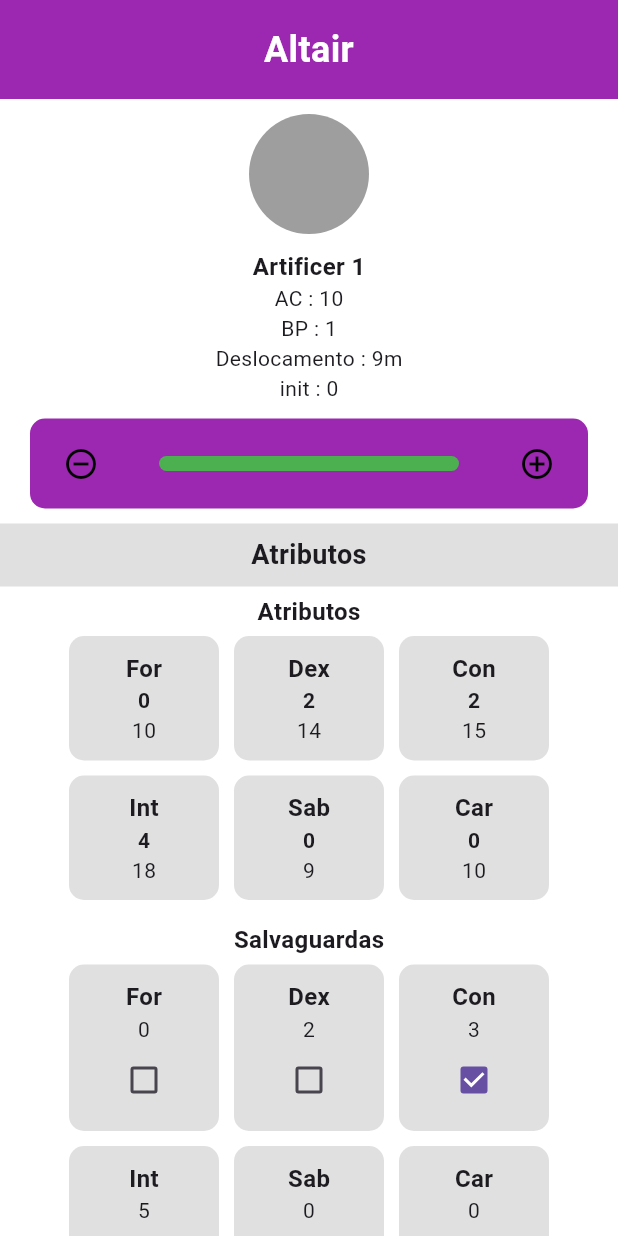
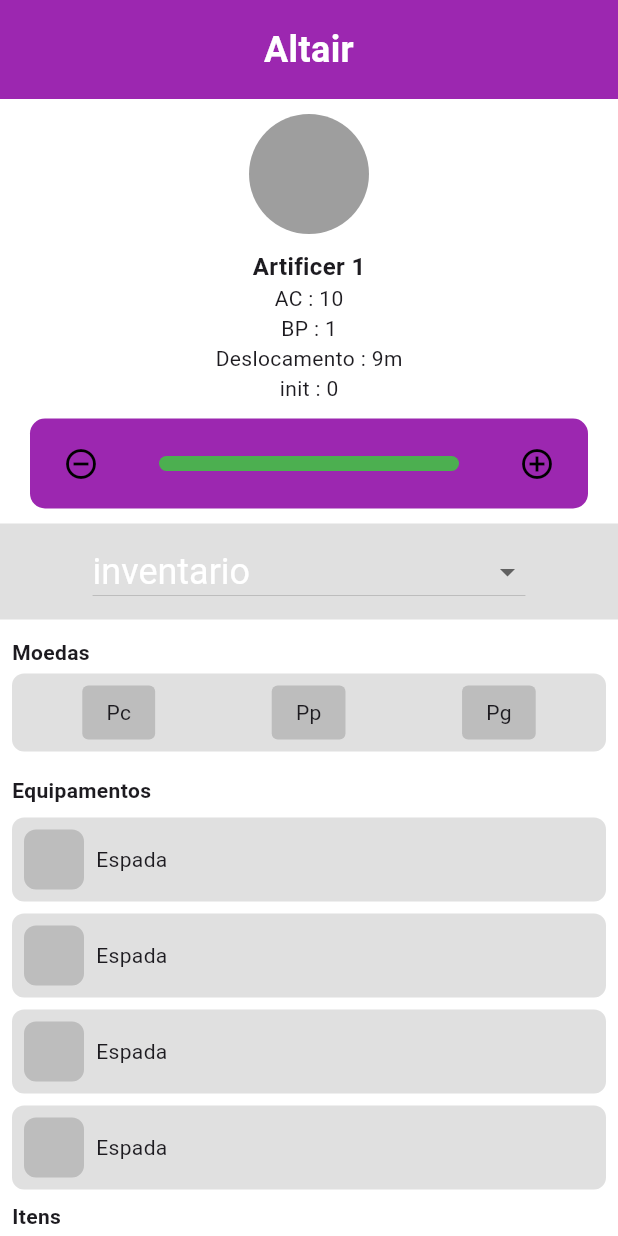
Before and after one commit to jonathastfm/Prototipe_Ficha_App, a Flutter app: the screen it shows after launch, on a phone screen of 412 x 824 dp. Run offline on Flutter 3.47's test engine with Material 3 defaults, Android fonts, the phone set to English and light mode, and no system bars.

Commit message:
Refactor character attributes and proficiency naming for consistency; add inventory and attributes widgets

```diff
--- a/lib/classes/DndClass.dart
+++ b/lib/classes/DndClass.dart
@@ -1,18 +1,16 @@
 class DnDClass {
-  String name;
-  String description;
+  String nome;
+  String descricao;
   int hpDice;
-  List<String> proficiencies;
-  List<String> abilities;
+  List<String> proficiencias;
+  List<String> habilidades;
 
   DnDClass({
-    required this.name,
-    required this.description,
-    required this.hpDice
-,
-    required this.proficiencies,
-    required this.abilities,
+    required this.nome,
+    required this.descricao,
+    required this.hpDice,
+    required this.proficiencias,
+    required this.habilidades,
   });
 
-
 }
--- a/lib/classes/Personagem.dart
+++ b/lib/classes/Personagem.dart
@@ -1,6 +1,7 @@
 import 'package:ficha_app_01/classes/DndClass.dart';
 
 class Personagem {
+  //vars
   String nome;
   int idade;
   int nivel = 1;
--- a/lib/main.dart
+++ b/lib/main.dart
@@ -21,11 +21,11 @@ class FichaApp extends StatelessWidget {
       idade: 80,
       raca: "humano",
       classe: DnDClass(
-        name: "Artificer",
-        description: "TechMage",
+        nome: "Artificer",
+        descricao: "TechMage",
         hpDice: 8,
-        proficiencies: ["arcanismo", "prestigitação"],
-        abilities: ["Conjuração"]
+        proficiencias: ["arcanismo", "prestigitação"],
+        habilidades: ["Conjuração"]
       ),
 
       atributos: {
--- a/lib/pages/Ficha_Page.dart
+++ b/lib/pages/Ficha_Page.dart
@@ -1,16 +1,26 @@
+import 'package:ficha_app_01/widgets/ficha_widgets/Atributos_salvaguardas_widget.dart';
+import 'package:ficha_app_01/widgets/ficha_widgets/Inventario.dart';
 import 'package:flutter/material.dart';
-
 import '../classes/Personagem.dart';
 
 
 
-class FichaPage extends StatelessWidget {
+class FichaPage extends StatefulWidget {
   final Personagem personagem;
+
 
   const FichaPage({super.key, required this.personagem});
 
   @override
+  State<FichaPage> createState() => _FichaPageState();
+}
+
+class _FichaPageState extends State<FichaPage> {
+
+  int dropDownValue = 2;
+  @override
   Widget build(BuildContext context) {
+    final personagem = widget.personagem;
     return Scaffold(
       backgroundColor: Colors.white,
       body: SafeArea(
@@ -34,13 +44,13 @@ class FichaPage extends StatelessWidget {
               const SizedBox(height: 10),
               const CircleAvatar(radius: 40, backgroundColor: Colors.grey),
               const SizedBox(height: 10),
-              Text("${personagem.classe.name} ${personagem.nivel}", style: const TextStyle(fontSize: 16, fontWeight: FontWeight.bold)),
+              Text("${personagem.classe.nome} ${personagem.nivel}", style: const TextStyle(fontSize: 16, fontWeight: FontWeight.bold)),
               Text("AC : ${personagem.ac}"),
               Text("BP : ${personagem.bp}"),
               Text("Deslocamento : ${personagem.deslocamento}m"),
               Text("init : ${personagem.iniciativa}"),
 
-              // Progress Bar & Star Icon
+              // lifeBar
               const SizedBox(height: 10),
               Container(
                 margin: const EdgeInsets.symmetric(horizontal: 20),
@@ -83,129 +93,53 @@ class FichaPage extends StatelessWidget {
                 padding: const EdgeInsets.all(8),
                 color: Colors.grey[300],
                 width: double.infinity,
-                child: const Text(
-                  "Atributos",
-                  textAlign: TextAlign.center,
-                  style: TextStyle(fontSize: 18, fontWeight: FontWeight.bold),
+                child: Center(
+                  child: DropdownButton(
+                    style: const TextStyle(fontSize: 24),
+
+                    value: dropDownValue,
+                    items: const [
+                      DropdownMenuItem(child: Text("Atributos e salvaguardas"), value: 1),
+                      DropdownMenuItem(child: Text("inventario"), value: 2),
+                      DropdownMenuItem(child: Text("Magias e Habilidades"), value: 3),
+
+                    ],
+                    onChanged: (value) {
+                      setState(() {
+                        dropDownValue = value as int;
+                      });
+                    },
+
+                  ),
                 ),
               ),
+              IndexedStack(
+                index: dropDownValue - 1 ,
+                children: [
+                  AtributosSalvaguardasWidget(personagem: personagem),
+                  Inventario(),
+                  Placeholder(),
 
-              const SizedBox(height: 5),
-              const Text("Atributos", style: TextStyle(fontSize: 16, fontWeight: FontWeight.bold)),
-
-              _buildAttributeRow([
-                _buildAtributo("For", personagem.modificadores["For"].toString(), personagem.atributos["For"].toString()),
-                _buildAtributo("Dex", personagem.modificadores["Dex"].toString(), personagem.atributos["Dex"].toString()),
-                _buildAtributo("Con", personagem.modificadores["Con"].toString(), personagem.atributos["Con"].toString()),
-              ]),
-                _buildAttributeRow([
-                _buildAtributo("Int", personagem.modificadores["Int"].toString(), personagem.atributos["Int"].toString()),
-                _buildAtributo("Sab", personagem.modificadores["Sab"].toString(), personagem.atributos["Sab"].toString()),
-                _buildAtributo("Car", personagem.modificadores["Car"].toString(), personagem.atributos["Car"].toString()),
-              ]),
-
-              // Saving Throws
-              const SizedBox(height: 10),
-              const Text("Salvaguardas", style: TextStyle(fontSize: 16, fontWeight: FontWeight.bold)),
-                _buildAttributeRow([
-                _buildSalvaguarda("For", personagem.modificadores["For"] ?? 0, ""),
-                _buildSalvaguarda("Dex", personagem.modificadores["Dex"] ?? 0, ""),
-                _buildSalvaguarda("Con", personagem.modificadores["Con"] ?? 0, ""),
-                ]),
-                _buildAttributeRow([
-                _buildSalvaguarda("Int", personagem.modificadores["Int"] ?? 0, ""),
-                _buildSalvaguarda("Sab", personagem.modificadores["Sab"] ?? 0, ""),
-                _buildSalvaguarda("Car", personagem.modificadores["Car"] ?? 0, ""),
-                ]),
+                ],
+              ),
+              //container for attributes
 
 
-              // Skills Section
-              const SizedBox(height: 10),
-              const Text("Pericias", style: TextStyle(fontSize: 16, fontWeight: FontWeight.bold)),
-              const SizedBox(height: 5),
-              ...[for (var entry in personagem.proficiencias.entries) _buildSkillButton(entry.key, entry.value)],
-              const SizedBox(height: 20),
             ],
           ),
         ),
       ),
     );
   }
+}
+
+
+  // Function to build attribute box
 
 
 
-  // Function to build attribute box
-  Widget _buildAtributo(String label, String modifier, String value) {
-    return Container(
-      width: 100,
-      padding: const EdgeInsets.all(10),
-      margin: const EdgeInsets.symmetric(horizontal: 5, vertical: 5),
-      decoration: BoxDecoration(
-        color: Colors.grey[300],
-        borderRadius: BorderRadius.circular(10),
-      ),
-      child: Column(
-        children: [
-          Text(label, style: const TextStyle(fontSize: 16, fontWeight: FontWeight.bold)),
-          Text(modifier, style: const TextStyle(fontSize: 14, fontWeight: FontWeight.bold)),
-          Text(value, style: const TextStyle(fontSize: 14)),
-        ],
-      ),
-    );
-  }
-
-  Widget _buildSalvaguarda(String label, int modifier, String value) {
-    return Container(
-      width: 100,
-      padding: const EdgeInsets.all(10),
-      margin: const EdgeInsets.symmetric(horizontal: 5, vertical: 5),
-      decoration: BoxDecoration(
-        color: Colors.grey[300],
-        borderRadius: BorderRadius.circular(10),
-      ),
-      child: Column(
-        children: [
-          Text(label, style: const TextStyle(fontSize: 16, fontWeight: FontWeight.bold)),
-
-            Text((modifier + (personagem.salvaguardas[label]! ? personagem.bp : 0)).toString(), style: const TextStyle(fontSize: 14)),
-
-          Checkbox(value: personagem.salvaguardas[label] , onChanged: (value) {}),
-
-        ],
-      ),
-    );
-  }
 
   // Function to build attribute row
-  Widget _buildAttributeRow(List<Widget> attributes) {
-    return Row(
-      mainAxisAlignment: MainAxisAlignment.center,
-      children: attributes,
-    );
-  }
+
 
   // Function to build skill button
-  Widget _buildSkillButton(String skillName, bool isProficient) {
-    return Container(
-      margin: const EdgeInsets.symmetric(vertical: 4, horizontal: 20),
-      padding: const EdgeInsets.symmetric(vertical: 10, horizontal: 15),
-      decoration: BoxDecoration(
-        color: Colors.grey[300],
-        borderRadius: BorderRadius.circular(10),
-      ),
-      child: Row(
-        children: [
-          const SizedBox(width: 10),
-          Expanded(
-            child: Text(
-              skillName,
-              style: const TextStyle(fontSize: 16, fontWeight: FontWeight.bold),
-            ),
-          ),
-          Checkbox(value: isProficient, onChanged: (value) {}),
-          const SizedBox(width: 10),
-        ],
-      ),
-    );
-  }
-}
--- /dev/null
+++ b/lib/widgets/ficha_widgets/Inventario.dart
@@ -0,0 +1,134 @@
+import 'package:flutter/material.dart';
+
+class Inventario extends StatelessWidget {
+  const Inventario({super.key});
+
+  @override
+  Widget build(BuildContext context) {
+    return Padding(
+      padding: const EdgeInsets.all(8.0),
+      child: Column(
+        crossAxisAlignment: CrossAxisAlignment.start,
+        children: [
+          const SectionTitle(title: 'Moedas'),
+          Container(
+            decoration: BoxDecoration(
+
+              borderRadius: BorderRadius.circular(8),
+              color: Colors.grey[300],
+            ),
+            padding: const EdgeInsets.all(8),
+            margin: const EdgeInsets.only(bottom: 12),
+            child: Row(
+              mainAxisAlignment: MainAxisAlignment.spaceAround,
+              children: const [
+                CurrencyBox(label: 'Pc'),
+                CurrencyBox(label: 'Pp'),
+                CurrencyBox(label: 'Pg'),
+              ],
+            ),
+          ),
+          const SectionTitle(title: 'Equipamentos'),
+          Column(
+            children: List.generate(
+              4,
+              (index) => const EquipmentItem(label: 'Espada'),
+            ),
+          ),
+          const SectionTitle(title: 'Itens'),
+          Row(
+            mainAxisAlignment: MainAxisAlignment.start,
+            children: List.generate(
+              4,
+              (index) => const ItemIcon(),
+            ),
+          ),
+        ],
+      ),
+    );
+  }
+}
+
+class SectionTitle extends StatelessWidget {
+  final String title;
+
+  const SectionTitle({super.key, required this.title});
+
+  @override
+  Widget build(BuildContext context) {
+    return Padding(
+      padding: const EdgeInsets.symmetric(vertical: 4),
+      child: Text(
+        title,
+        style: const TextStyle(fontWeight: FontWeight.bold),
+      ),
+    );
+  }
+}
+
+class CurrencyBox extends StatelessWidget {
+  final String label;
+
+  const CurrencyBox({super.key, required this.label});
+
+  @override
+  Widget build(BuildContext context) {
+    return Container(
+      padding: const EdgeInsets.symmetric(vertical: 8, horizontal: 16),
+      decoration: BoxDecoration(
+        color: Colors.grey[400],
+        borderRadius: BorderRadius.circular(4),
+      ),
+      child: Text(label),
+    );
+  }
+}
+
+class EquipmentItem extends StatelessWidget {
+  final String label;
+
+  const EquipmentItem({super.key, required this.label});
+
+  @override
+  Widget build(BuildContext context) {
+    return Container(
+      margin: const EdgeInsets.symmetric(vertical: 4),
+      padding: const EdgeInsets.all(8),
+      decoration: BoxDecoration(
+        color: Colors.grey[300],
+        borderRadius: BorderRadius.circular(8),
+      ),
+      child: Row(
+        children: [
+          Container(
+            width: 40,
+            height: 40,
+            decoration: BoxDecoration(
+              color: Colors.grey[400],
+              borderRadius: BorderRadius.circular(8),
+            ),
+          ),
+          const SizedBox(width: 8),
+          Text(label),
+        ],
+      ),
+    );
+  }
+}
+
+class ItemIcon extends StatelessWidget {
+  const ItemIcon({super.key});
+
+  @override
+  Widget build(BuildContext context) {
+    return Container(
+      width: 40,
+      height: 40,
+      margin: const EdgeInsets.symmetric(horizontal: 4, vertical: 8),
+      decoration: BoxDecoration(
+        color: Colors.grey[500],
+        borderRadius: BorderRadius.circular(8),
+      ),
+    );
+  }
+}
```
Also changed, not shown: lib/pages/Home_Page.dart (+2 -33 lines), lib/widgets/ficha_widgets/Atributos_salvaguardas_widget.dart (added, +122 -0 lines).
